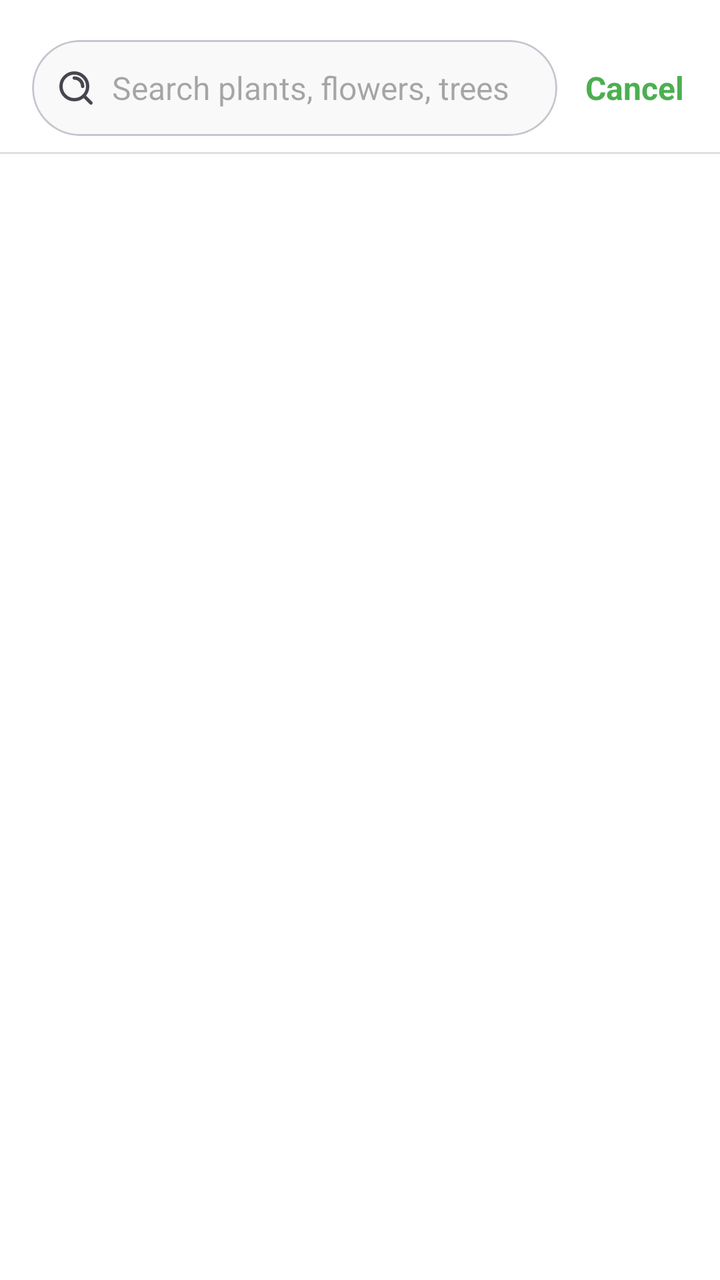
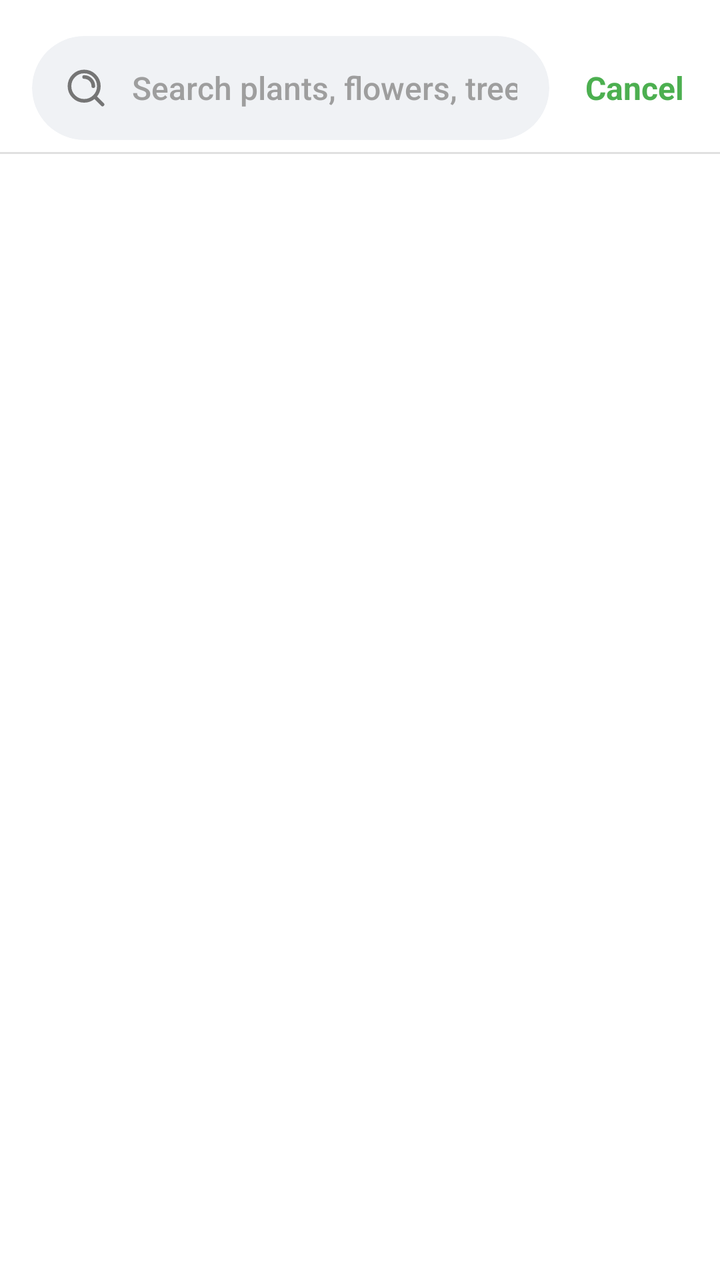

The first picture is an Android layout as it rendered before a commit; the second is the same layout after the commit. The layout source and the unified diff follow.
<!-- AndroidManifest.xml: application theme Theme.LeafyApp -->
<!-- res/layout/activity_search.xml -->
<?xml version="1.0" encoding="utf-8"?>
<LinearLayout xmlns:android="http://schemas.android.com/apk/res/android"
    xmlns:app="http://schemas.android.com/apk/res-auto"
    android:id="@+id/search_root"
    android:layout_width="match_parent"
    android:layout_height="match_parent"
    android:orientation="vertical"
    android:background="@android:color/white"
    android:paddingTop="12dp">

    
    <LinearLayout
        android:layout_width="match_parent"
        android:layout_height="64dp"
        android:orientation="horizontal"
        android:paddingStart="16dp"
        android:paddingEnd="12dp"
        android:gravity="center_vertical">

        
        <com.google.android.material.card.MaterialCardView
            android:layout_width="0dp"
            android:layout_height="48dp"
            android:layout_weight="1"
            android:layout_marginEnd="8dp"
            app:cardCornerRadius="24dp"
            app:cardBackgroundColor="#F9F9F9">

            <LinearLayout
                android:layout_width="match_parent"
                android:layout_height="match_parent"
                android:gravity="center_vertical"
                android:orientation="horizontal"
                android:paddingStart="12dp"
                android:paddingEnd="8dp">

                
                <ImageView
                    android:layout_width="20dp"
                    android:layout_height="20dp"
                    android:src="@drawable/ic_search"
                    app:tint="?attr/colorOnSurfaceVariant"
                    />

                
                <com.google.android.material.textfield.TextInputEditText
                    android:id="@+id/et_search"
                    android:layout_width="0dp"
                    android:layout_height="match_parent"
                    android:layout_weight="1"
                    android:background="@android:color/transparent"
                    android:gravity="center_vertical"
                    android:hint="@string/search_hint"
                    android:imeOptions="actionSearch"
                    android:inputType="text"
                    android:maxLines="1"
                    android:paddingStart="8dp"
                    android:paddingEnd="8dp"
                    android:textColor="#222"
                    android:textSize="16sp" />

                
                <ImageButton
                    android:id="@+id/btn_clear"
                    android:layout_width="36dp"
                    android:layout_height="36dp"
                    android:background="?attr/selectableItemBackgroundBorderless"
                    android:contentDescription="@string/clear"
                    android:padding="6dp"
                    android:src="@drawable/ic_clear_24"
                    android:visibility="gone" />
            </LinearLayout>
        </com.google.android.material.card.MaterialCardView>

        
        <TextView
            android:id="@+id/btn_cancel"
            android:layout_width="wrap_content"
            android:layout_height="wrap_content"
            android:text="@string/cancel"
            android:textColor="@color/green"
            android:textStyle="bold"
            android:textSize="16sp"
            android:padding="6dp"/>
    </LinearLayout>

    
    <View
        android:layout_width="match_parent"
        android:layout_height="1dp"
        android:background="#E0E0E0"/>

    
    <androidx.recyclerview.widget.RecyclerView
        android:id="@+id/rv_results"
        android:layout_width="match_parent"
        android:layout_height="match_parent"
        android:paddingTop="12dp"
        android:clipToPadding="false"
        android:paddingBottom="20dp"
        android:scrollbars="vertical"/>
</LinearLayout>
<!-- resources referenced by this layout -->
<resources>
  <color name="green">#4CAF50</color>
  <!-- drawable ic_clear_24 (drawable) -->
  <vector xmlns:android="http://schemas.android.com/apk/res/android"
      android:width="24dp"
      android:height="24dp"
      android:viewportWidth="24"
      android:viewportHeight="24">
      <path
          android:fillColor="?attr/colorControlNormal"
          android:pathData="M18.3,5.7c-0.4-0.4-1-0.4-1.4,0L12,10.6 7.1,5.7c-0.4-0.4-1-0.4-1.4,0 -0.4,0.4-0.4,1,0,1.4L10.6,12 5.7,16.9c-0.4,0.4-0.4,1,0,1.4 0.4,0.4,1,0.4,1.4,0L12,13.4l4.9,4.9c0.4,0.4,1,0.4,1.4,0 0.4-0.4,0.4-1,0-1.4L13.4,12l4.9-4.9C18.7,6.7,18.7,6.1,18.3,5.7z"/>
  </vector>
  <!-- drawable ic_search (drawable) -->
  <vector xmlns:android="http://schemas.android.com/apk/res/android"
      android:width="800dp"
      android:height="800dp"
      android:viewportWidth="24"
      android:viewportHeight="24">
    <path
        android:pathData="M11,6C13.761,6 16,8.239 16,11M16.659,16.655L21,21M19,11C19,15.418 15.418,19 11,19C6.582,19 3,15.418 3,11C3,6.582 6.582,3 11,3C15.418,3 19,6.582 19,11Z"
        android:strokeLineJoin="round"
        android:strokeWidth="2"
        android:fillColor="#00000000"
        android:strokeColor="#000000"
        android:strokeLineCap="round"/>
  </vector>
  <string name="cancel">Cancel</string>
  <string name="clear">Clear</string>
  <string name="search_hint">Search plants, flowers, trees</string>
  <style name="Theme.LeafyApp" parent="Theme.Material3.DayNight.NoActionBar">
          
          <item name="android:windowNoTitle">true</item>
          <item name="windowNoTitle">true</item>
  
          
          <item name="android:windowFullscreen">true</item>
          <item name="android:statusBarColor">@android:color/transparent</item>
  
          
          <item name="colorPrimary">@color/purple_500</item>
          <item name="colorOnPrimary">@color/white</item>
          <item name="colorSecondary">@color/teal_200</item>
      </style>
  <color name="purple_500">#FF6200EE</color>
  <color name="white">#FFFFFFFF</color>
  <color name="teal_200">#FF03DAC5</color>
</resources>

<!-- the commit's change to res/layout/activity_search.xml (unified diff, before → after) -->
@@ -20,54 +20,55 @@
         
         <com.google.android.material.card.MaterialCardView
             android:layout_width="0dp"
-            android:layout_height="48dp"
+            android:layout_height="52dp"
             android:layout_weight="1"
-            android:layout_marginEnd="8dp"
-            app:cardCornerRadius="24dp"
-            app:cardBackgroundColor="#F9F9F9">
+            android:layout_marginEnd="12dp"
+            app:cardCornerRadius="26dp"
+            app:cardElevation="0dp"
+            app:strokeWidth="0dp"
+            app:cardBackgroundColor="#F0F2F5">
 
             <LinearLayout
                 android:layout_width="match_parent"
                 android:layout_height="match_parent"
                 android:gravity="center_vertical"
                 android:orientation="horizontal"
-                android:paddingStart="12dp"
+                android:paddingStart="16dp"
                 android:paddingEnd="8dp">
 
-                
                 <ImageView
-                    android:layout_width="20dp"
-                    android:layout_height="20dp"
+                    android:layout_width="22dp"
+                    android:layout_height="22dp"
                     android:src="@drawable/ic_search"
-                    app:tint="?attr/colorOnSurfaceVariant"
-                    />
+                    app:tint="#757575" />
 
-                
-                <com.google.android.material.textfield.TextInputEditText
+                <androidx.appcompat.widget.AppCompatEditText
                     android:id="@+id/et_search"
                     android:layout_width="0dp"
                     android:layout_height="match_parent"
                     android:layout_weight="1"
-                    android:background="@android:color/transparent"
+                    android:background="@null"
                     android:gravity="center_vertical"
                     android:hint="@string/search_hint"
+                    android:textColorHint="#9E9E9E"
                     android:imeOptions="actionSearch"
                     android:inputType="text"
                     android:maxLines="1"
-                    android:paddingStart="8dp"
+                    android:paddingStart="12dp"
                     android:paddingEnd="8dp"
-                    android:textColor="#222"
+                    android:textColor="#1A1C1E"
+                    android:fontFamily="sans-serif-medium"
                     android:textSize="16sp" />
-
-                
                 <ImageButton
                     android:id="@+id/btn_clear"
-                    android:layout_width="36dp"
-                    android:layout_height="36dp"
+                    android:layout_width="32dp"
+                    android:layout_height="32dp"
                     android:background="?attr/selectableItemBackgroundBorderless"
                     android:contentDescription="@string/clear"
                     android:padding="6dp"
+                    android:scaleType="centerInside"
                     android:src="@drawable/ic_clear_24"
+                    app:tint="#757575"
                     android:visibility="gone" />
             </LinearLayout>
         </com.google.android.material.card.MaterialCardView>
